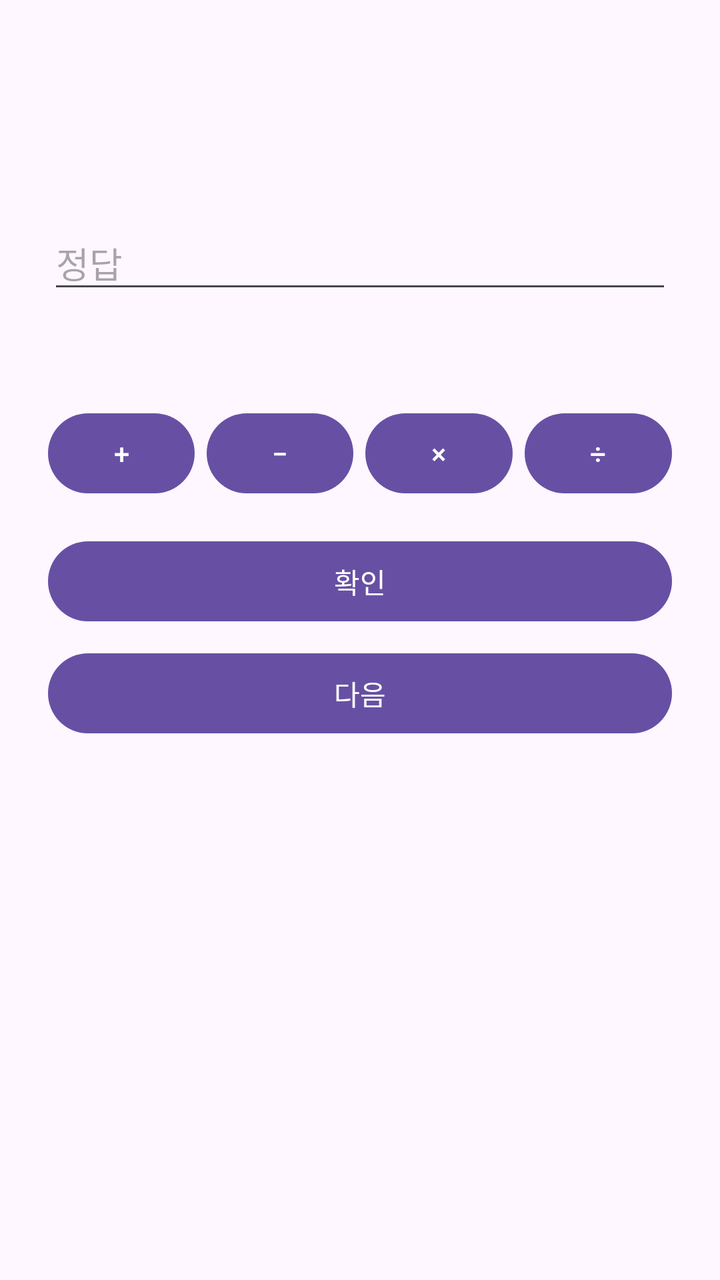
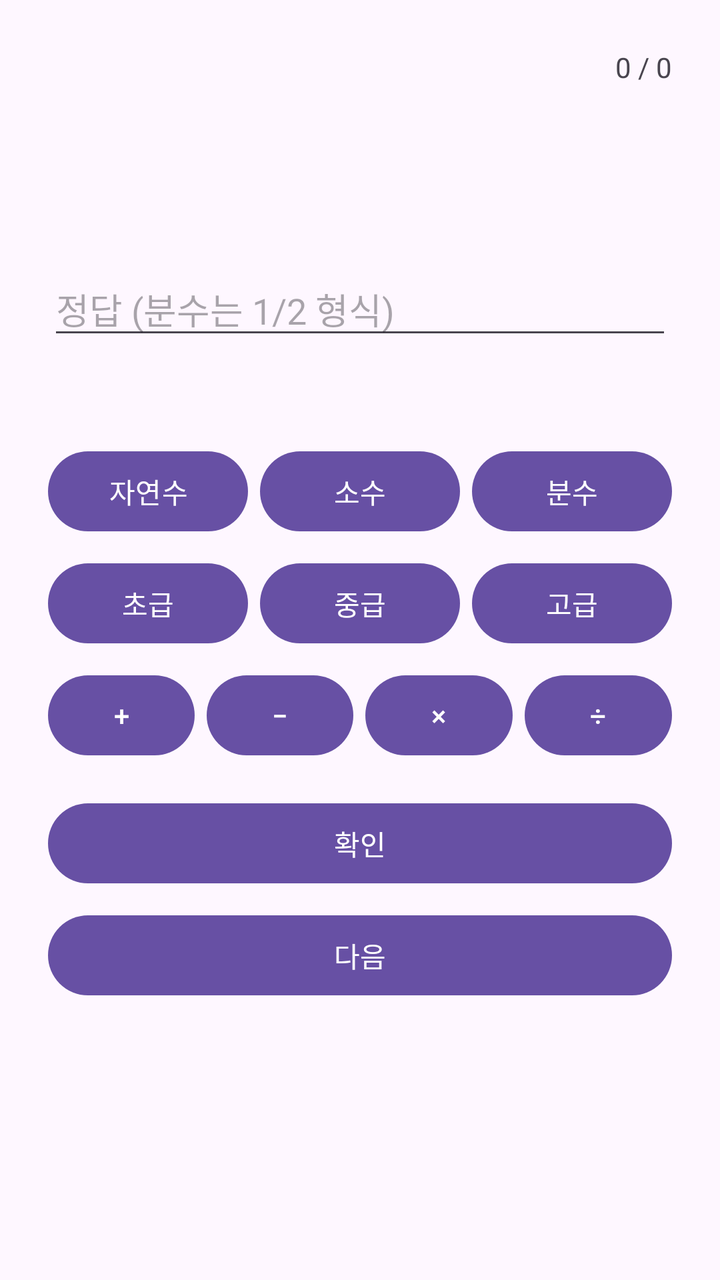

An Android layout rendered at two revisions. The XML below is the earlier revision; the diff shows what the commit changed to produce the second picture.
<!-- AndroidManifest.xml: application theme Theme.Eunhyo2 -->
<!-- res/layout/activity_math_study.xml -->
<?xml version="1.0" encoding="utf-8"?>
<ScrollView xmlns:android="http://schemas.android.com/apk/res/android"
    android:layout_width="match_parent"
    android:layout_height="match_parent">

    <LinearLayout
        android:layout_width="match_parent"
        android:layout_height="wrap_content"
        android:orientation="vertical"
        android:padding="24dp">

        <TextView
            android:id="@+id/textProblem"
            android:layout_width="match_parent"
            android:layout_height="wrap_content"
            android:gravity="center"
            android:textSize="48sp"
            android:textStyle="bold" />

        <EditText
            android:id="@+id/editAnswer"
            android:layout_width="match_parent"
            android:layout_height="wrap_content"
            android:layout_marginTop="20dp"
            android:hint="정답"
            android:inputType="numberSigned" />

        <TextView
            android:id="@+id/textFeedback"
            android:layout_width="match_parent"
            android:layout_height="wrap_content"
            android:layout_marginTop="12dp"
            android:gravity="center" />

        <LinearLayout
            android:layout_width="match_parent"
            android:layout_height="wrap_content"
            android:layout_marginTop="20dp"
            android:orientation="horizontal">

            <com.google.android.material.button.MaterialButton
                android:id="@+id/buttonAdd"
                android:layout_width="0dp"
                android:layout_height="wrap_content"
                android:layout_weight="1"
                android:text="+" />

            <com.google.android.material.button.MaterialButton
                android:id="@+id/buttonSubtract"
                android:layout_width="0dp"
                android:layout_height="wrap_content"
                android:layout_weight="1"
                android:layout_marginStart="6dp"
                android:text="−" />

            <com.google.android.material.button.MaterialButton
                android:id="@+id/buttonMultiply"
                android:layout_width="0dp"
                android:layout_height="wrap_content"
                android:layout_weight="1"
                android:layout_marginStart="6dp"
                android:text="×" />

            <com.google.android.material.button.MaterialButton
                android:id="@+id/buttonDivide"
                android:layout_width="0dp"
                android:layout_height="wrap_content"
                android:layout_weight="1"
                android:layout_marginStart="6dp"
                android:text="÷" />
        </LinearLayout>

        <com.google.android.material.button.MaterialButton
            android:id="@+id/buttonSubmit"
            android:layout_width="match_parent"
            android:layout_height="wrap_content"
            android:layout_marginTop="16dp"
            android:text="확인" />

        <com.google.android.material.button.MaterialButton
            android:id="@+id/buttonNext"
            android:layout_width="match_parent"
            android:layout_height="wrap_content"
            android:layout_marginTop="8dp"
            android:text="@string/next" />
    </LinearLayout>
</ScrollView>
<!-- resources referenced by this layout -->
<resources>
  <string name="next">다음</string>
  <style name="Theme.Eunhyo2" parent="Theme.Material3.DayNight.NoActionBar">
          <item name="android:windowLightStatusBar">true</item>
      </style>
</resources>

<!-- the commit's change to res/layout/activity_math_study.xml (unified diff, before → after) -->
@@ -10,11 +10,19 @@
         android:padding="24dp">
 
         <TextView
+            android:id="@+id/textScore"
+            android:layout_width="match_parent"
+            android:layout_height="wrap_content"
+            android:gravity="end"
+            android:text="0 / 0" />
+
+        <TextView
             android:id="@+id/textProblem"
             android:layout_width="match_parent"
             android:layout_height="wrap_content"
+            android:layout_marginTop="12dp"
             android:gravity="center"
-            android:textSize="48sp"
+            android:textSize="42sp"
             android:textStyle="bold" />
 
         <EditText
@@ -22,8 +30,8 @@
             android:layout_width="match_parent"
             android:layout_height="wrap_content"
             android:layout_marginTop="20dp"
-            android:hint="정답"
-            android:inputType="numberSigned" />
+            android:hint="정답 (분수는 1/2 형식)"
+            android:inputType="text" />
 
         <TextView
             android:id="@+id/textFeedback"
@@ -35,7 +43,67 @@
         <LinearLayout
             android:layout_width="match_parent"
             android:layout_height="wrap_content"
-            android:layout_marginTop="20dp"
+            android:layout_marginTop="16dp"
+            android:orientation="horizontal">
+
+            <com.google.android.material.button.MaterialButton
+                android:id="@+id/buttonNatural"
+                android:layout_width="0dp"
+                android:layout_height="wrap_content"
+                android:layout_weight="1"
+                android:text="자연수" />
+
+            <com.google.android.material.button.MaterialButton
+                android:id="@+id/buttonDecimal"
+                android:layout_width="0dp"
+                android:layout_height="wrap_content"
+                android:layout_marginStart="6dp"
+                android:layout_weight="1"
+                android:text="소수" />
+
+            <com.google.android.material.button.MaterialButton
+                android:id="@+id/buttonFraction"
+                android:layout_width="0dp"
+                android:layout_height="wrap_content"
+                android:layout_marginStart="6dp"
+                android:layout_weight="1"
+                android:text="분수" />
+        </LinearLayout>
+
+        <LinearLayout
+            android:layout_width="match_parent"
+            android:layout_height="wrap_content"
+            android:layout_marginTop="8dp"
+            android:orientation="horizontal">
+
+            <com.google.android.material.button.MaterialButton
+                android:id="@+id/buttonBeginner"
+                android:layout_width="0dp"
+                android:layout_height="wrap_content"
+                android:layout_weight="1"
+                android:text="초급" />
+
+            <com.google.android.material.button.MaterialButton
+                android:id="@+id/buttonIntermediate"
+                android:layout_width="0dp"
+                android:layout_height="wrap_content"
+                android:layout_marginStart="6dp"
+                android:layout_weight="1"
+                android:text="중급" />
+
+            <com.google.android.material.button.MaterialButton
+                android:id="@+id/buttonAdvanced"
+                android:layout_width="0dp"
+                android:layout_height="wrap_content"
+                android:layout_marginStart="6dp"
+                android:layout_weight="1"
+                android:text="고급" />
+        </LinearLayout>
+
+        <LinearLayout
+            android:layout_width="match_parent"
+            android:layout_height="wrap_content"
+            android:layout_marginTop="8dp"
             android:orientation="horizontal">
 
             <com.google.android.material.button.MaterialButton
@@ -49,24 +117,24 @@
                 android:id="@+id/buttonSubtract"
                 android:layout_width="0dp"
                 android:layout_height="wrap_content"
+                android:layout_marginStart="6dp"
                 android:layout_weight="1"
-                android:layout_marginStart="6dp"
                 android:text="−" />
 
             <com.google.android.material.button.MaterialButton
                 android:id="@+id/buttonMultiply"
                 android:layout_width="0dp"
                 android:layout_height="wrap_content"
+                android:layout_marginStart="6dp"
                 android:layout_weight="1"
-                android:layout_marginStart="6dp"
                 android:text="×" />
 
             <com.google.android.material.button.MaterialButton
                 android:id="@+id/buttonDivide"
                 android:layout_width="0dp"
                 android:layout_height="wrap_content"
+                android:layout_marginStart="6dp"
                 android:layout_weight="1"
-                android:layout_marginStart="6dp"
                 android:text="÷" />
         </LinearLayout>
 
